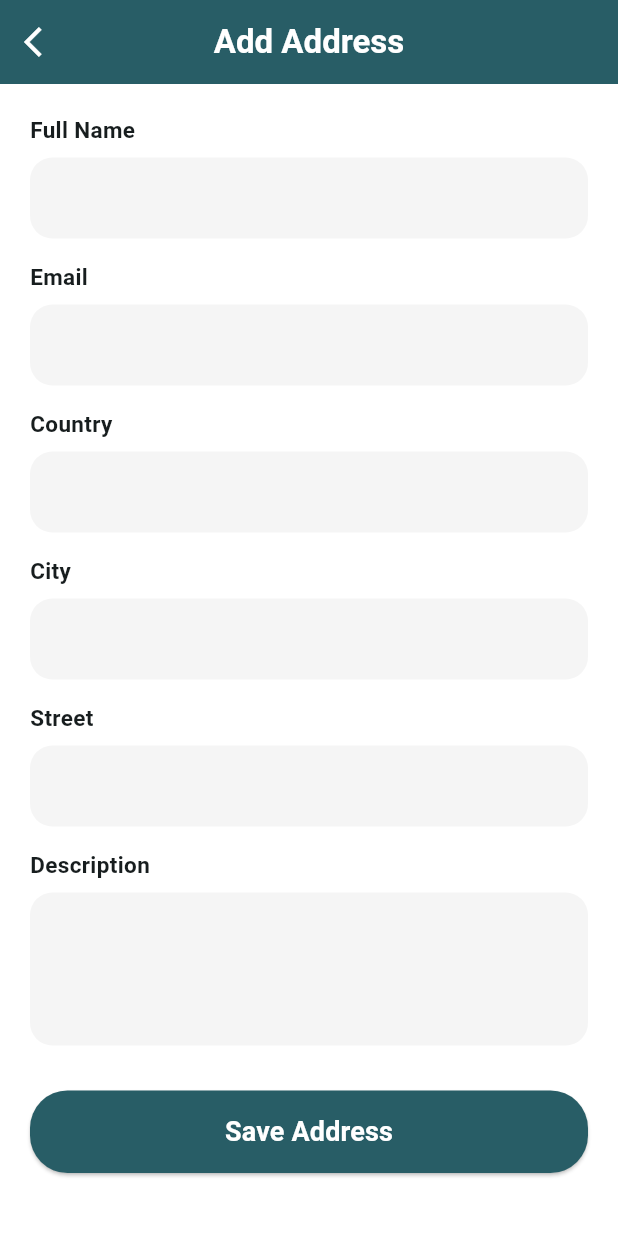
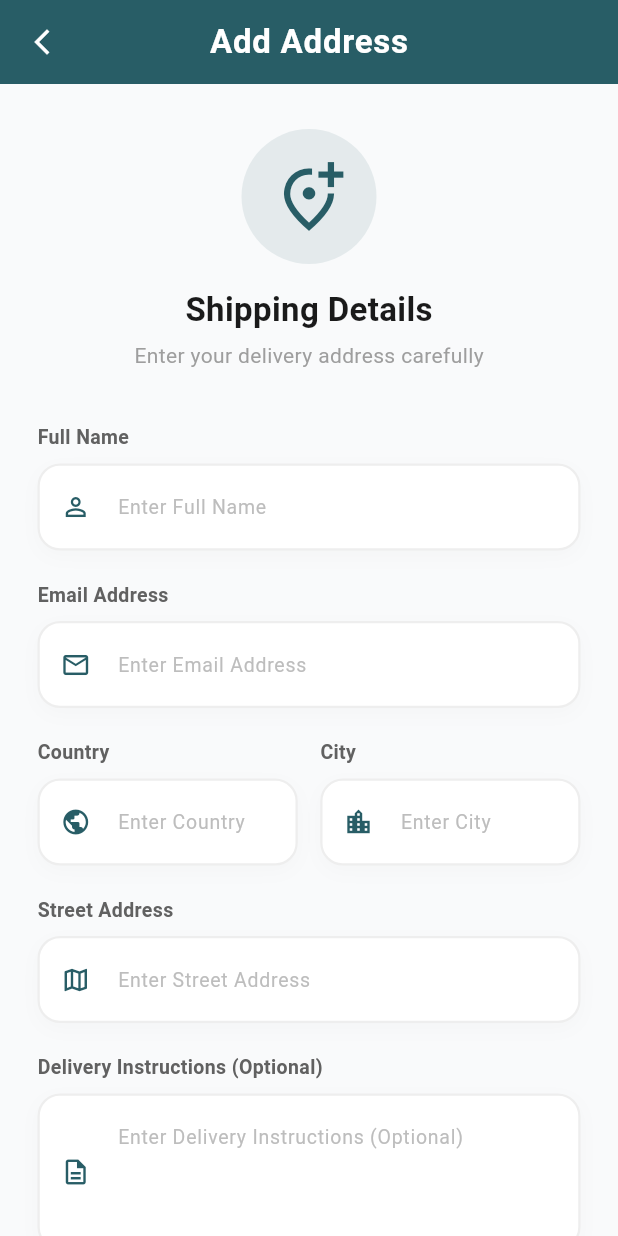
Before and after one commit to HanzlaAlvi/MediCare, a Flutter app: the AddAddressScreen screen opened directly, on a phone screen of 412 x 824 dp. Run offline on Flutter 3.47's test engine with Material 3 defaults, Android fonts, the phone set to English and light mode, and no system bars; our stand-ins replace cloud_firestore, firebase_auth, firebase_core, flutter_local_notifications, get, google_generative_ai and 4 more; accounts and stored records are empty.

```diff
--- a/lib/add_address_screen.dart
+++ b/lib/add_address_screen.dart
@@ -6,7 +6,6 @@ class AddAddressScreen extends StatefulWidget {
   final String? docId; // Edit ke liye document ID
   final Map<String, dynamic>? existingData; // Pehle se majood data
 
-  // Constructor ko parameters ke sath define kiya gaya hai
   const AddAddressScreen({super.key, this.docId, this.existingData});
 
   @override
@@ -22,11 +21,11 @@ class _AddAddressScreenState extends State<AddAddressScreen> {
   final TextEditingController _descController = TextEditingController();
 
   bool _isSaving = false;
+  final Color themeColor = const Color(0xFF285D66);
 
   @override
   void initState() {
     super.initState();
-    // Agar Edit mode hai (existingData null nahi hai), toh data fields mein bhar dein
     if (widget.existingData != null) {
       _nameController.text = widget.existingData!['fullName'] ?? '';
       _emailController.text = widget.existingData!['email'] ?? '';
@@ -39,9 +38,7 @@ class _AddAddressScreenState extends State<AddAddressScreen> {
 
   Future<void> _processAddress() async {
     if (_nameController.text.isEmpty || _streetController.text.isEmpty) {
-      ScaffoldMessenger.of(context).showSnackBar(
-        const SnackBar(content: Text("Name and Street are required")),
-      );
+      _showCustomSnackBar("Name and Street are required", isError: true);
       return;
     }
 
@@ -65,101 +62,165 @@ class _AddAddressScreenState extends State<AddAddressScreen> {
       };
 
       if (widget.docId == null) {
-        // Naya address save karein
         await addressRef.add(data);
       } else {
-        // Purana address update karein
         await addressRef.doc(widget.docId).update(data);
       }
 
       if (!mounted) return;
-      ScaffoldMessenger.of(context).showSnackBar(
-        SnackBar(
-          content: Text(
-            widget.docId == null ? "Address saved!" : "Address updated!",
-          ),
-        ),
+      _showCustomSnackBar(
+        widget.docId == null ? "Address saved successfully!" : "Address updated successfully!",
       );
       Navigator.pop(context);
     } catch (e) {
       if (!mounted) return;
-      ScaffoldMessenger.of(
-        context,
-      ).showSnackBar(SnackBar(content: Text("Error: $e")));
+      _showCustomSnackBar("Error: $e", isError: true);
     } finally {
       if (mounted) setState(() => _isSaving = false);
     }
   }
 
+  void _showCustomSnackBar(String message, {bool isError = false}) {
+    ScaffoldMessenger.of(context).showSnackBar(
+      SnackBar(
+        content: Row(
+          children: [
+            Icon(isError ? Icons.error_outline : Icons.check_circle_outline, color: Colors.white),
+            const SizedBox(width: 10),
+            Expanded(child: Text(message, style: const TextStyle(fontWeight: FontWeight.bold))),
+          ],
+        ),
+        backgroundColor: isError ? Colors.redAccent : Colors.green,
+        behavior: SnackBarBehavior.floating,
+        shape: RoundedRectangleBorder(borderRadius: BorderRadius.circular(10)),
+        margin: const EdgeInsets.all(20),
+        elevation: 5,
+      ),
+    );
+  }
+
   @override
   Widget build(BuildContext context) {
     return Scaffold(
-      backgroundColor: Colors.white,
+      backgroundColor: const Color(0xFFF9FAFB),
       appBar: AppBar(
-        backgroundColor: const Color(0xFF285D66),
+        backgroundColor: themeColor,
         foregroundColor: Colors.white,
         centerTitle: true,
+        elevation: 0,
         title: Text(
           widget.docId == null ? "Add Address" : "Edit Address",
-          style: const TextStyle(fontWeight: FontWeight.bold),
+          style: const TextStyle(fontWeight: FontWeight.bold, letterSpacing: 0.5),
         ),
         leading: IconButton(
           onPressed: () => Navigator.pop(context),
-          icon: const Icon(Icons.arrow_back_ios),
+          icon: const Icon(Icons.arrow_back_ios_new, size: 20),
         ),
       ),
       body: _isSaving
-          ? const Center(
-              child: CircularProgressIndicator(color: Color(0xFF285D66)),
+          ? Center(
+              child: CircularProgressIndicator(color: themeColor),
             )
           : SingleChildScrollView(
-              padding: const EdgeInsets.all(20),
+              padding: const EdgeInsets.symmetric(horizontal: 25, vertical: 30),
+              physics: const BouncingScrollPhysics(),
               child: Column(
                 children: [
-                  _buildInputField("Full Name", _nameController),
+                  Container(
+                    padding: const EdgeInsets.all(20),
+                    decoration: BoxDecoration(
+                      color: themeColor.withValues(alpha: 0.1),
+                      shape: BoxShape.circle,
+                    ),
+                    child: Icon(
+                      Icons.add_location_alt_outlined,
+                      size: 50,
+                      color: themeColor,
+                    ),
+                  ),
                   const SizedBox(height: 15),
-                  _buildInputField("Email", _emailController),
-                  const SizedBox(height: 15),
-                  _buildInputField("Country", _countryController),
-                  const SizedBox(height: 15),
-                  _buildInputField("City", _cityController),
-                  const SizedBox(height: 15),
-                  _buildInputField("Street", _streetController),
-                  const SizedBox(height: 15),
-                  _buildInputField("Description", _descController, maxLines: 3),
-                  const SizedBox(height: 30),
+                  const Text(
+                    "Shipping Details",
+                    style: TextStyle(
+                      fontSize: 22,
+                      fontWeight: FontWeight.bold,
+                      color: Color(0xFF1A1A1A),
+                    ),
+                  ),
+                  const SizedBox(height: 5),
+                  Text(
+                    "Enter your delivery address carefully",
+                    style: TextStyle(color: Colors.grey.shade500, fontSize: 14),
+                  ),
+                  const SizedBox(height: 35),
+
+                  _buildInputField("Full Name", _nameController, Icons.person_outline),
+                  const SizedBox(height: 20),
+
+                  _buildInputField("Email Address", _emailController, Icons.email_outlined),
+                  const SizedBox(height: 20),
+
+                  Row(
+                    children: [
+                      Expanded(
+                        child: _buildInputField("Country", _countryController, Icons.public),
+                      ),
+                      const SizedBox(width: 15),
+                      Expanded(
+                        child: _buildInputField("City", _cityController, Icons.location_city),
+                      ),
+                    ],
+                  ),
+                  const SizedBox(height: 20),
+
+                  _buildInputField("Street Address", _streetController, Icons.map_outlined),
+                  const SizedBox(height: 20),
+
+                  _buildInputField(
+                    "Delivery Instructions (Optional)",
+                    _descController,
+                    Icons.description_outlined,
+                    maxLines: 3,
+                  ),
+
+                  const SizedBox(height: 40),
+
                   SizedBox(
                     width: double.infinity,
                     height: 55,
                     child: ElevatedButton(
                       onPressed: _processAddress,
                       style: ElevatedButton.styleFrom(
-                        backgroundColor: const Color(0xFF285D66),
+                        backgroundColor: themeColor,
+                        shadowColor: themeColor.withValues(alpha: 0.5),
+                        elevation: 5,
                         shape: RoundedRectangleBorder(
-                          borderRadius: BorderRadius.circular(25),
+                          borderRadius: BorderRadius.circular(15),
                         ),
                       ),
                       child: Text(
-                        widget.docId == null
-                            ? "Save Address"
-                            : "Update Address",
+                        widget.docId == null ? "SAVE ADDRESS" : "UPDATE ADDRESS",
                         style: const TextStyle(
                           color: Colors.white,
-                          fontSize: 18,
+                          fontSize: 16,
                           fontWeight: FontWeight.bold,
+                          letterSpacing: 1.2,
                         ),
                       ),
                     ),
                   ),
+                  const SizedBox(height: 20),
                 ],
               ),
             ),
     );
   }
 
+  // 🛡️ FIX: Height limit constraint issue solved here
   Widget _buildInputField(
     String label,
-    TextEditingController controller, {
+    TextEditingController controller,
+    IconData icon, {
     int maxLines = 1,
   }) {
     return Column(
@@ -167,22 +228,44 @@ class _AddAddressScreenState extends State<AddAddressScreen> {
       children: [
         Text(
           label,
-          style: const TextStyle(fontWeight: FontWeight.bold, fontSize: 15),
+          style: TextStyle(
+            fontWeight: FontWeight.bold,
+            fontSize: 13,
+            color: Colors.grey.shade700,
+          ),
         ),
         const SizedBox(height: 8),
-        TextField(
-          controller: controller,
-          maxLines: maxLines,
-          decoration: InputDecoration(
-            filled: true,
-            fillColor: Colors.grey.shade100,
-            border: OutlineInputBorder(
-              borderRadius: BorderRadius.circular(15),
-              borderSide: BorderSide.none,
-            ),
-            contentPadding: const EdgeInsets.symmetric(
-              horizontal: 20,
-              vertical: 15,
+        Container(
+          decoration: BoxDecoration(
+            color: Colors.white,
+            borderRadius: BorderRadius.circular(15),
+            border: Border.all(color: Colors.grey.shade200, width: 1.5),
+            boxShadow: [
+              BoxShadow(
+                color: Colors.black.withValues(alpha: 0.02),
+                blurRadius: 10,
+                offset: const Offset(0, 4),
+              ),
+            ],
+          ),
+          child: TextField(
+            controller: controller,
+            maxLines: maxLines,
+            style: const TextStyle(fontWeight: FontWeight.w500, fontSize: 15),
+            decoration: InputDecoration(
+              // 🛡️ Icon ko prefixIcon ki bajaye directly define kiya hai taake height issue na aye
+              prefixIcon: Icon(icon, color: themeColor, size: 20),
+              border: InputBorder.none,
+              contentPadding: const EdgeInsets.symmetric(
+                horizontal: 20,
+                vertical: 16,
+              ),
+              hintText: "Enter $label",
+              hintStyle: TextStyle(
+                color: Colors.grey.shade400,
+                fontWeight: FontWeight.normal,
+                fontSize: 13,
+              ),
             ),
           ),
         ),
--- a/lib/profile_controller.dart
+++ b/lib/profile_controller.dart
@@ -1,3 +1,4 @@
+import 'dart:async'; // 👈 Yeh import zaroori hai
 import 'package:firebase_auth/firebase_auth.dart';
 import 'package:cloud_firestore/cloud_firestore.dart';
 import 'package:get/get.dart';
@@ -8,6 +9,9 @@ class ProfileController extends GetxController {
   var profilePicBase64 = "".obs;
   var isLoading = true.obs;
 
+  StreamSubscription?
+  _userSubscription; // 🛡️ Connection ko control karne ke liye
+
   @override
   void onInit() {
     super.onInit();
@@ -16,8 +20,18 @@ class ProfileController extends GetxController {
 
   void fetchUserData() {
     User? currentUser = FirebaseAuth.instance.currentUser;
-    if (currentUser != null) {
-      FirebaseFirestore.instance
+
+    if (currentUser == null) {
+      isLoading.value = false;
+      return;
+    }
+
+    isLoading.value = true;
+
+    // 🛡️ FIX: Agar purana listener chal raha hai toh usay band karein
+    _userSubscription?.cancel();
+
+    _userSubscription = FirebaseFirestore.instance
         .collection('users')
         .doc(currentUser.uid)
         .snapshots()
@@ -33,15 +47,17 @@ class ProfileController extends GetxController {
           },
           onError: (e) {
             isLoading.value = false;
-              // 🛡️ FIX: Agar user logout ho chuka hai, toh error mat dikhao
             if (FirebaseAuth.instance.currentUser != null) {
-                //print("Firestore Error: $e");
               Get.snackbar("Error", "Failed to load profile.");
             }
           },
         );
-    } else {
-      isLoading.value = false;
+  }
+
+  // 🛡️ FIX: Jab GetX is controller ko delete karega, toh Stream bhi band ho jayegi
+  @override
+  void onClose() {
+    _userSubscription?.cancel();
+    super.onClose();
   }
 }
-}
--- a/lib/profile_screen.dart
+++ b/lib/profile_screen.dart
@@ -38,7 +38,6 @@ class ProfileScreen extends StatelessWidget {
           style: TextStyle(fontWeight: FontWeight.bold),
         ),
       ),
-      // Obx sirf un widgets ko rebuild karta hai jinme controller ki value change ho
       body: Obx(() {
         if (controller.isLoading.value) {
           return const Center(
@@ -244,7 +243,11 @@ class ProfileScreen extends StatelessWidget {
                   const SizedBox(width: 15),
                   Expanded(
                     child: ElevatedButton(
-                      onPressed: () => AuthController.instance.logout(),
+                      onPressed: () {
+                        // 🛡️ THE ULTIMATE FIX: Memory clear ho jayegi
+                        Get.delete<ProfileController>();
+                        AuthController.instance.logout();
+                      },
                       style: ElevatedButton.styleFrom(
                         backgroundColor: const Color(0xFF285D66),
                         shape: RoundedRectangleBorder(
```
Also changed, not shown: 1 other file. Lines whose indentation alone changed are shown as unchanged.
